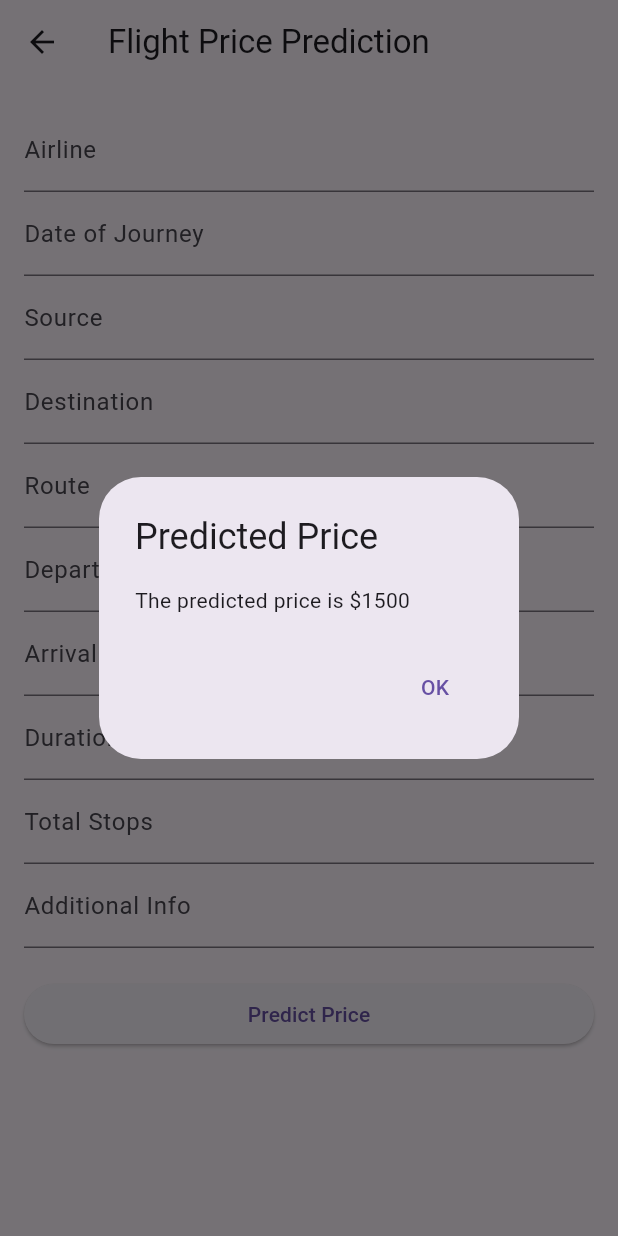
After one commit to Yok4ai/flightsense, a Flutter app: the PredictionPage screen opened directly, after a tap on "Predict Price", on a phone screen of 412 x 824 dp. The commit adds this screen. Run offline on Flutter 3.47's test engine with Material 3 defaults, Android fonts, the phone set to English and light mode, and no system bars; our stand-ins replace animated_splash_screen, cloud_firestore, csv, firebase_auth, firebase_core, firebase_storage and 8 more; missing offline and left inert: flutter_polyline_points, flutter_sslcommerz; accounts and stored records are empty; network calls fail.

Commit message:
Prediction Work

```diff
--- /dev/null
+++ b/lib/HTTPRequest.dart
@@ -0,0 +1,76 @@
+import 'dart:convert';
+import 'package:flutter/material.dart';
+import 'package:http/http.dart' as http;
+
+class PriceDisplayPage extends StatefulWidget {
+  @override
+  _PriceDisplayPageState createState() => _PriceDisplayPageState();
+}
+
+class _PriceDisplayPageState extends State<PriceDisplayPage> {
+  String priceResult = '';
+
+  @override
+  void initState() {
+    super.initState();
+    fetchDataAndDisplayResult();
+  }
+
+  Future<void> fetchDataAndDisplayResult() async {
+    var url = Uri.parse('http://127.0.0.1:5000/predict');
+    // Update with your Flask server URL
+    var headers = {'Content-Type': 'application/json'};
+    var body = jsonEncode({
+      'Airline': 'SpiceJet',
+      'Source': 'Kolkata',
+      'Destination': 'Cochin',
+      'Total_Stops': '0 stops',
+      'Additional_Info': 'No_info',
+      'Date': '15',
+      'Month': '10',
+      'Year': '2019',
+      'Arrival_hour': '2',
+      'Arrival_min': '1',
+      'Dept_hour': '22',
+      'Dept_min': '22',
+      'duration_hour': '2'
+    });
+
+    try {
+      var response = await http.post(url, headers: headers, body: body);
+      if (response.statusCode == 200) {
+        // Successful response, parse and display output
+        var data = jsonDecode(response.body);
+        var price = data['price'];
+        setState(() {
+          priceResult = 'Price: $price';
+        });
+      } else {
+        // Handle error response
+        setState(() {
+          priceResult = 'Failed with status code: ${response.statusCode}';
+        });
+      }
+    } catch (e) {
+      // Handle network or server errors
+      setState(() {
+        priceResult = 'Error: $e';
+      });
+    }
+  }
+
+  @override
+  Widget build(BuildContext context) {
+    return Scaffold(
+      appBar: AppBar(
+        title: Text('Price Display Page'),
+      ),
+      body: Center(
+        child: Text(
+          priceResult,
+          style: TextStyle(fontSize: 20),
+        ),
+      ),
+    );
+  }
+}
--- /dev/null
+++ b/lib/PredictPage.dart
@@ -0,0 +1,78 @@
+import 'package:flutter/material.dart';
+
+class PredictionPage extends StatelessWidget {
+  final _formKey = GlobalKey<FormState>();
+
+  @override
+  Widget build(BuildContext context) {
+    return Scaffold(
+      appBar: AppBar(
+        title: Text('Flight Price Prediction'),
+      ),
+      body: Padding(
+        padding: const EdgeInsets.all(16.0),
+        child: Form(
+          key: _formKey,
+          child: ListView(
+            children: [
+              TextFormField(
+                decoration: InputDecoration(labelText: 'Airline'),
+              ),
+              TextFormField(
+                decoration: InputDecoration(labelText: 'Date of Journey'),
+              ),
+              TextFormField(
+                decoration: InputDecoration(labelText: 'Source'),
+              ),
+              TextFormField(
+                decoration: InputDecoration(labelText: 'Destination'),
+              ),
+              TextFormField(
+                decoration: InputDecoration(labelText: 'Route'),
+              ),
+              TextFormField(
+                decoration: InputDecoration(labelText: 'Departure Time'),
+              ),
+              TextFormField(
+                decoration: InputDecoration(labelText: 'Arrival Time'),
+              ),
+              TextFormField(
+                decoration: InputDecoration(labelText: 'Duration'),
+              ),
+              TextFormField(
+                decoration: InputDecoration(labelText: 'Total Stops'),
+              ),
+              TextFormField(
+                decoration: InputDecoration(labelText: 'Additional Info'),
+              ),
+              SizedBox(height: 20),
+              ElevatedButton(
+                onPressed: () {
+                  // Perform prediction here
+                  showDialog(
+                    context: context,
+                    builder: (BuildContext context) {
+                      return AlertDialog(
+                        title: Text('Predicted Price'),
+                        content: Text('The predicted price is \$1500'),
+                        actions: [
+                          TextButton(
+                            onPressed: () {
+                              Navigator.of(context).pop();
+                            },
+                            child: Text('OK'),
+                          ),
+                        ],
+                      );
+                    },
+                  );
+                },
+                child: Text('Predict Price'),
+              ),
+            ],
+          ),
+        ),
+      ),
+    );
+  }
+}
--- a/lib/location_service.dart
+++ b/lib/location_service.dart
@@ -3,7 +3,7 @@ import 'package:http/http.dart' as http;
 import 'dart:convert' as convert;
 
 class LocationService {
-  final String key = 'your-api-key';
+  final String key = 'AIzaSyBpm9j-4TbZjpLY47MoAViek9ZyBDqAAk8';
 
   Future<String> getPlaceId(String input) async {
     final String url =
--- a/lib/main.dart
+++ b/lib/main.dart
@@ -1,5 +1,7 @@
 //import 'package:flightsense/Map/Map.dart';
+import 'package:flightsense/HTTPRequest.dart';
 import 'package:flightsense/HomePage.dart';
+import 'package:flightsense/PredictPage.dart';
 import 'package:flightsense/firebase_options.dart';
 import 'package:flightsense/loginscreen.dart';
 import 'package:flightsense/newsfeed/location.dart';
@@ -29,7 +31,7 @@ class MyApp extends StatelessWidget {
       debugShowCheckedModeBanner: false,
       title: 'Flutter Demo',
       theme: ThemeData(),
-      home: NewsFeed(),
+      home: PriceDisplayPage(),
     );
   }
 }
--- /dev/null
+++ b/lib/requirements.txt
@@ -0,0 +1,4 @@
+flask
+numpy
+sklearn
+gunicorn
--- a/pubspec.yaml
+++ b/pubspec.yaml
@@ -42,7 +42,6 @@ dependencies:
   image_picker: ^1.0.7
   google_sign_in: ^6.2.1
   intl: ^0.19.0
-
 
   firebase_core: any
   page_transition: any
```
Also changed, not shown: lib/HomePage.dart (+17 -2 lines), lib/newsfeed/sidebar.dart (+11 -0 lines), pubspec.lock, 13 other files.
